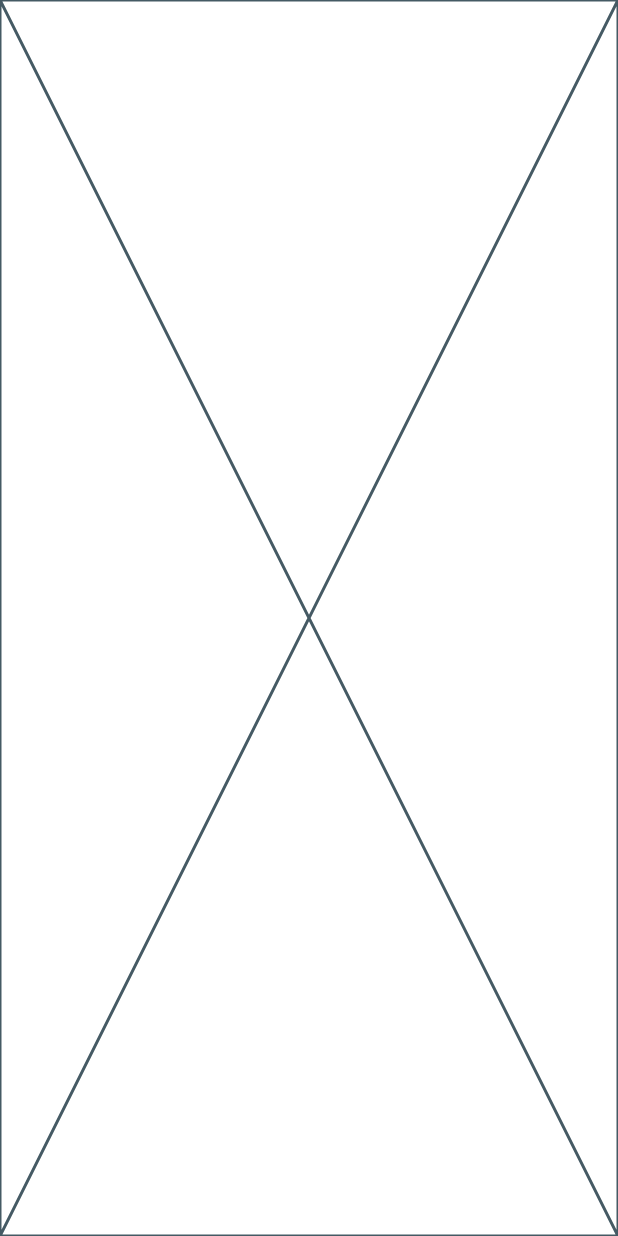
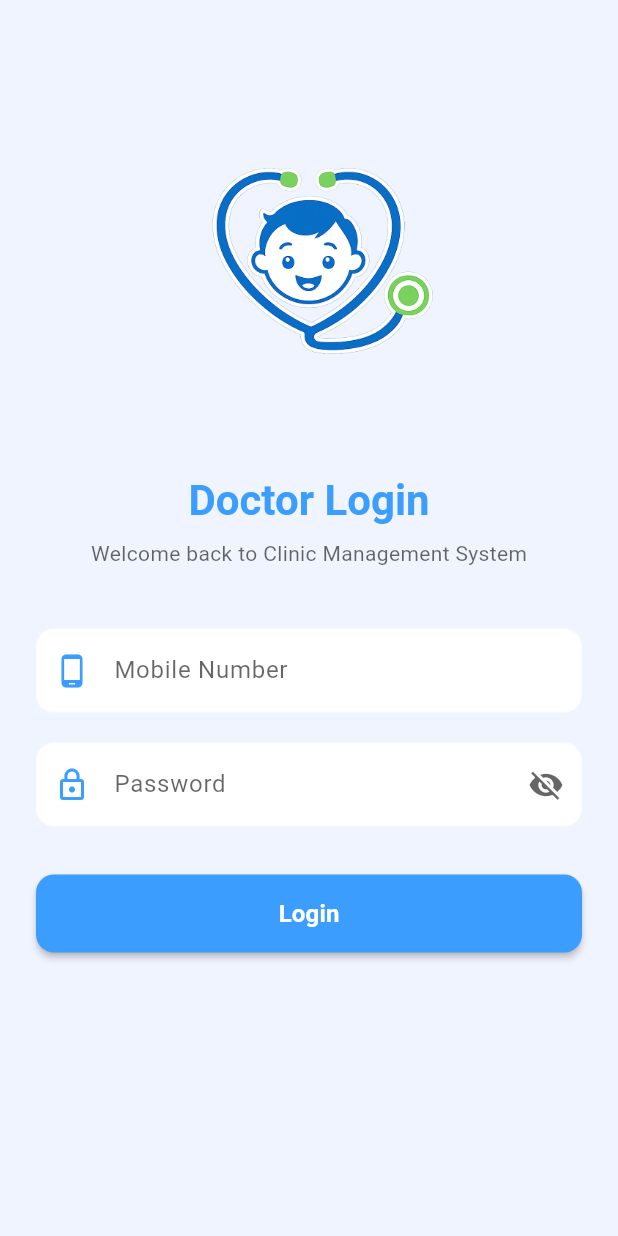
Before and after one commit to a7mad-r7l/Kidcare-pro-frontend, a Flutter app: the screen it shows after launch, on a phone screen of 412 x 824 dp. Run offline on Flutter 3.47's test engine with Material 3 defaults, Android fonts, the phone set to English and light mode, and no system bars; our stand-ins replace flutter_secure_storage, get.

Commit message:
finished login view and app icon

```diff
--- a/lib/controllers/auth/login_controller.dart
+++ b/lib/controllers/auth/login_controller.dart
@@ -0,0 +1,59 @@
+import 'package:flutter/material.dart';
+import 'package:get/get.dart';
+import '../../core/helper/secure_storage_service.dart';
+import '../../core/repos/auth/login_repo.dart';
+import '../base_controller.dart';
+
+class LoginController extends BaseController {
+  final LoginRepo repo;
+
+  LoginController({required this.repo});
+
+  final phoneController = TextEditingController();
+  final passwordController = TextEditingController();
+  final loginFormKey = GlobalKey<FormState>();
+
+  final isPasswordHidden = true.obs;
+
+  Future<void> loginProcess() async {
+    if (!loginFormKey.currentState!.validate()) return;
+
+    showLoading();
+    try {
+      final result = await repo.login(
+        phone: phoneController.text.trim(),
+        password: passwordController.text,
+      );
+
+      if (result.token.isNotEmpty) {
+        await SecureStorage.storeToken(result.token);
+
+        hideLoading();
+
+        showSuccess(
+          result.message.isNotEmpty ? result.message : 'Logged in successfully',
+        );
+
+        // الانتقال لصفحة الطبيب الرئيسية
+        Get.offAllNamed('/doctor_home');
+      } else {
+        hideLoading();
+        Get.snackbar(
+          'Error'.tr,
+          result.message.isNotEmpty ? result.message : 'Login Failed',
+          snackPosition: SnackPosition.BOTTOM,
+        );
+      }
+    } catch (e) {
+      hideLoading();
+      handleError(e);
+    }
+  }
+
+  @override
+  void onClose() {
+    phoneController.dispose();
+    passwordController.dispose();
+    super.onClose();
+  }
+}
--- a/lib/core/apis/auth/login_api.dart
+++ b/lib/core/apis/auth/login_api.dart
@@ -0,0 +1,27 @@
+import 'package:http/http.dart' as http;
+import 'dart:convert';
+import 'package:get/get.dart';
+import '../../constants.dart';
+
+class LoginApi {
+  Future<String> login({required String phone, required String password}) async {
+    final url = Uri.parse('$baseUrl/api/loginDoctor');
+    final String currentLocale = Get.locale?.languageCode ?? 'en';
+
+    final response = await http.post(
+      url,
+      headers: {
+        'Content-Type': 'application/json',
+        'Accept': 'application/json',
+        'Accept-Language': currentLocale,
+      },
+
+      body: jsonEncode({
+        'phone_number': phone,
+        'password': password,
+      }),
+    ).timeout(const Duration(seconds: 15));
+
+    return response.body;
+  }
+}
--- a/lib/core/constants.dart
+++ b/lib/core/constants.dart
@@ -1,3 +1,3 @@
-const String baseUrl = '';
+const String baseUrl = 'http://192.168.1.6:8000';
 
 String token = '';
--- a/lib/core/localization/app_translations.dart
+++ b/lib/core/localization/app_translations.dart
@@ -5,12 +5,34 @@ class AppTranslations extends Translations {
   Map<String, Map<String, String>> get keys => {
     //القاموس الإنجليزي
     'en_US': {
-
+      // --- Login View ---
+      'Doctor Login': 'Doctor Login',
+      'Welcome back to Clinic Management System':
+          'Welcome back to Clinic Management System',
+      'Mobile Number': 'Mobile Number',
+      'Please enter mobile number': 'Please enter mobile number',
+      'Invalid mobile number': 'Invalid mobile number',
+      'Password': 'Password',
+      'Please enter password': 'Please enter password',
+      'Login': 'Login',
+      'Success': 'Success',
+      'Error': 'Error',
     },
 
     // القاموس العربي
     'ar_SY': {
-
+      // --- Login View ---
+      'Doctor Login': 'تسجيل دخول الطبيب',
+      'Welcome back to Clinic Management System':
+          'مرحباً بك مجدداً في نظام إدارة العيادة',
+      'Mobile Number': 'رقم الموبايل',
+      'Please enter mobile number': 'الرجاء إدخال رقم الموبايل',
+      'Invalid mobile number': 'رقم الموبايل غير صالح',
+      'Password': 'كلمة المرور',
+      'Please enter password': 'الرجاء إدخال كلمة المرور',
+      'Login': 'تسجيل الدخول',
+      'Success': 'نجاح',
+      'Error': 'خطأ',
     },
   };
 }
--- a/lib/core/repos/auth/login_repo.dart
+++ b/lib/core/repos/auth/login_repo.dart
@@ -0,0 +1,20 @@
+import 'dart:convert';
+
+import '../../../models/auth/login_model.dart';
+import '../../apis/auth/login_api.dart';
+
+class LoginRepo {
+  final LoginApi api;
+  LoginRepo({required this.api});
+
+  Future<LoginModel> login({required String phone, required String password}) async {
+    String rawResponse = await api.login(phone: phone, password: password);
+
+    if (rawResponse.contains('{')) {
+      rawResponse = rawResponse.substring(rawResponse.indexOf('{'));
+    }
+
+    final Map<String, dynamic> decodedJson = jsonDecode(rawResponse);
+    return LoginModel.fromJson(decodedJson);
+  }
+}
--- a/lib/main.dart
+++ b/lib/main.dart
@@ -4,20 +4,23 @@ import 'core/helper/secure_storage_service.dart';
 import 'core/localization/app_translations.dart';
 import 'core/theme/app_themes.dart';
 
+// Login paths
+import 'views/auth/login_view.dart';
+import 'controllers/auth/login_controller.dart';
+import 'core/apis/auth/login_api.dart';
+import 'core/repos/auth/login_repo.dart';
+
 void main() async {
   // لتهيئة فلاتر قبل تشغيل أي ميزة Native
   WidgetsFlutterBinding.ensureInitialized();
-
 
   String? savedLang = await SecureStorage.getLanguage();
   Locale initialLocale;
 
   if (savedLang == null || savedLang == 'system') {
-
     Locale? deviceLocale = WidgetsBinding.instance.platformDispatcher.locales.isNotEmpty
         ? WidgetsBinding.instance.platformDispatcher.locales.first
         : null;
-
 
     if (deviceLocale != null && deviceLocale.languageCode == 'ar') {
       initialLocale = const Locale('ar', 'SY');
@@ -29,7 +32,6 @@ void main() async {
   } else {
     initialLocale = const Locale('en', 'US');
   }
-
 
   runApp(MyApp(initialLocale: initialLocale));
 }
@@ -49,12 +51,29 @@ class MyApp extends StatelessWidget {
       title: 'KidCare Pro',
       debugShowCheckedModeBanner: false,
 
-
       translations: AppTranslations(),
       locale: initialLocale,
       fallbackLocale: const Locale('en', 'US'),
 
-      home: const Placeholder(),
+
+      initialRoute: '/login',
+
+
+      getPages: [
+        GetPage(
+          name: '/login',
+          page: () => const LoginView(),
+          binding: BindingsBuilder(() {
+            Get.lazyPut<LoginApi>(() => LoginApi());
+            Get.lazyPut<LoginRepo>(() => LoginRepo(api: Get.find()));
+            Get.lazyPut<LoginController>(
+                  () => LoginController(repo: Get.find()),
+            );
+          }),
+        ),
+
+
+      ],
     );
   }
 }
--- a/lib/models/auth/login_model.dart
+++ b/lib/models/auth/login_model.dart
@@ -0,0 +1,19 @@
+class LoginModel {
+  final String status;
+  final String message;
+  final String token;
+
+  LoginModel({
+    required this.status,
+    required this.message,
+    required this.token,
+  });
+
+  factory LoginModel.fromJson(Map<String, dynamic> json) {
+    return LoginModel(
+      status: json['status']?.toString() ?? '',
+      message: json['message']?.toString() ?? '',
+      token: json['Token']?.toString() ?? json['token']?.toString() ?? '',
+    );
+  }
+}
--- a/lib/views/auth/login_view.dart
+++ b/lib/views/auth/login_view.dart
@@ -0,0 +1,103 @@
+import 'package:flutter/material.dart';
+import 'package:get/get.dart';
+import '../../controllers/auth/login_controller.dart';
+import '../../widgets/custom_button.dart';
+import '../../widgets/custom_text_field.dart';
+
+class LoginView extends GetView<LoginController> {
+  const LoginView({super.key});
+
+  @override
+  Widget build(BuildContext context) {
+    return Scaffold(
+      backgroundColor: context.theme.scaffoldBackgroundColor,
+      body: SafeArea(
+        child: SingleChildScrollView(
+          padding: const EdgeInsets.symmetric(horizontal: 24.0),
+          child: Form(
+            key: controller.loginFormKey,
+            child: Column(
+              crossAxisAlignment: CrossAxisAlignment.center,
+              children: [
+                const SizedBox(height: 50),
+
+                Image.asset(
+                  'assets/images/logo.png',
+                  height: 250,
+                  fit: BoxFit.cover,
+                ),
+
+                const SizedBox(height: 15),
+
+                Text(
+                  'Doctor Login'.tr,
+                  style: context.theme.textTheme.headlineMedium?.copyWith(
+                    fontWeight: FontWeight.bold,
+                    color: context.theme.primaryColor,
+                  ),
+                ),
+                const SizedBox(height: 8),
+                Text(
+                  'Welcome back to Clinic Management System'.tr,
+                  style: context.theme.textTheme.bodyMedium?.copyWith(
+                    color: context.theme.hintColor,
+                  ),
+                ),
+
+                const SizedBox(height: 40),
+
+                CustomTextField(
+                  controller: controller.phoneController,
+                  hintText: 'Mobile Number'.tr,
+                  prefixIcon: Icons.phone_android,
+                  keyboardType: TextInputType.phone,
+                  validator: (value) {
+                    if (value == null || value.trim().isEmpty) {
+                      return 'Please enter mobile number'.tr;
+                    }
+                    if (value.trim().length < 10) {
+                      return 'Invalid mobile number'.tr;
+                    }
+                    return null;
+                  },
+                ),
+
+                const SizedBox(height: 20),
+
+                // حقل كلمة المرور
+                Obx(
+                  () => CustomTextField(
+                    controller: controller.passwordController,
+                    hintText: 'Password'.tr,
+                    prefixIcon: Icons.lock_outline,
+                    isPassword: true,
+                    obscureText: controller.isPasswordHidden.value,
+                    onSuffixPressed: () => controller.isPasswordHidden.toggle(),
+                    validator: (value) {
+                      if (value == null || value.isEmpty) {
+                        return 'Please enter password'.tr;
+                      }
+                      return null;
+                    },
+                  ),
+                ),
+
+                const SizedBox(height: 32),
+
+                Obx(
+                  () => CustomButton(
+                    text: 'Login'.tr,
+                    isLoading: controller.isLoading,
+                    onPressed: () => controller.loginProcess(),
+                  ),
+                ),
+
+                const SizedBox(height: 24),
+              ],
+            ),
+          ),
+        ),
+      ),
+    );
+  }
+}
--- /dev/null
+++ b/lib/widgets/custom_button.dart
@@ -0,0 +1,50 @@
+import 'package:flutter/material.dart';
+
+class CustomButton extends StatelessWidget {
+  final String text;
+  final VoidCallback onPressed;
+  final bool isLoading;
+
+  const CustomButton({
+    super.key,
+    required this.text,
+    required this.onPressed,
+    this.isLoading = false,
+  });
+
+  @override
+  Widget build(BuildContext context) {
+    return SizedBox(
+      width: double.infinity,
+      height: 52,
+      child: ElevatedButton(
+        style: ElevatedButton.styleFrom(
+          backgroundColor: Theme.of(context).primaryColor,
+          shape: RoundedRectangleBorder(
+            borderRadius: BorderRadius.circular(12),
+          ),
+          elevation: 2,
+        ),
+
+        onPressed: isLoading ? null : onPressed,
+        child: isLoading
+            ? const SizedBox(
+                width: 24,
+                height: 24,
+                child: CircularProgressIndicator(
+                  color: Colors.white,
+                  strokeWidth: 2.5,
+                ),
+              )
+            : Text(
+                text,
+                style: const TextStyle(
+                  fontSize: 16,
+                  fontWeight: FontWeight.bold,
+                  color: Colors.white,
+                ),
+              ),
+      ),
+    );
+  }
+}
--- a/lib/widgets/custom_text_field.dart
+++ b/lib/widgets/custom_text_field.dart
@@ -0,0 +1,65 @@
+import 'package:flutter/material.dart';
+import 'package:get/get.dart';
+
+class CustomTextField extends StatelessWidget {
+  final TextEditingController controller;
+  final String hintText;
+  final IconData prefixIcon;
+  final bool isPassword;
+  final bool? obscureText;
+  final VoidCallback? onSuffixPressed;
+  final TextInputType? keyboardType;
+  final String? Function(String?)? validator;
+
+  const CustomTextField({
+    super.key,
+    required this.controller,
+    required this.hintText,
+    required this.prefixIcon,
+    this.isPassword = false,
+    this.obscureText,
+    this.onSuffixPressed,
+    this.keyboardType,
+    this.validator,
+  });
+
+  @override
+  Widget build(BuildContext context) {
+    return TextFormField(
+      controller: controller,
+      obscureText: obscureText ?? false,
+      keyboardType: keyboardType,
+      style: TextStyle(color: context.theme.textTheme.bodyLarge?.color),
+      validator: validator,
+      decoration: InputDecoration(
+        hintText: hintText,
+        hintStyle: TextStyle(color: context.theme.hintColor.withOpacity(0.6)),
+        prefixIcon: Icon(prefixIcon, color: context.theme.primaryColor),
+        suffixIcon: isPassword
+            ? IconButton(
+          icon: Icon(
+            obscureText! ? Icons.visibility_off : Icons.visibility,
+            color: context.theme.hintColor,
+          ),
+          onPressed: onSuffixPressed,
+        )
+            : null,
+        filled: true,
+        fillColor: context.theme.cardColor,
+        contentPadding: const EdgeInsets.symmetric(vertical: 16, horizontal: 20),
+        border: OutlineInputBorder(
+          borderRadius: BorderRadius.circular(12),
+          borderSide: BorderSide.none,
+        ),
+        enabledBorder: OutlineInputBorder(
+          borderRadius: BorderRadius.circular(12),
+          borderSide: BorderSide(color: context.theme.dividerColor.withOpacity(0.1)),
+        ),
+        focusedBorder: OutlineInputBorder(
+          borderRadius: BorderRadius.circular(12),
+          borderSide: BorderSide(color: context.theme.primaryColor, width: 1.5),
+        ),
+      ),
+    );
+  }
+}
```
Also changed, not shown: lib/controllers/base_controller.dart (added, +86 -0 lines), pubspec.yaml (+11 -3 lines), assets/images/logo.png (added), pubspec.lock, 37 other files.
